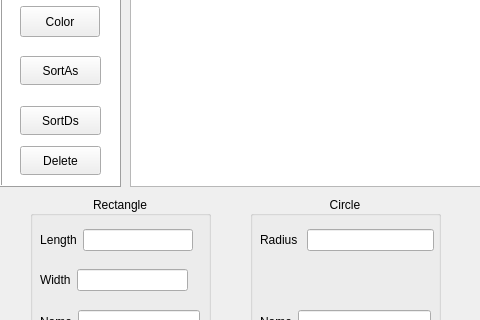
This is mainwindow.ui in joeadham/Paint-application as Qt 5 draws it before an edit; both pictures show x 0 to 480 and y 323 to 643 of the 1060 by 731 pixel window. The edited form follows.
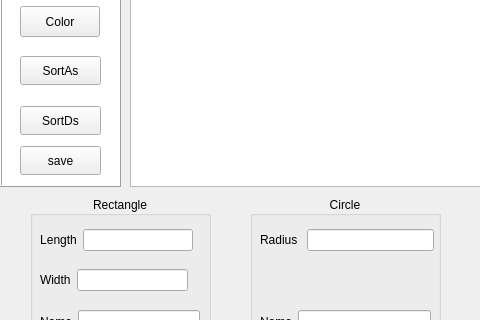
This is the edited form.

Commit message: Save button & close check

```diff
--- a/mainwindow.ui
+++ b/mainwindow.ui
@@ -223,7 +223,7 @@
      </rect>
     </property>
     <property name="text">
-     <string>Delete</string>
+     <string>save</string>
     </property>
    </widget>
    <widget class="QPushButton" name="colorButton">
```
Left out of the diff: 13 changed lines with no effect on the pictures. The commit also changes 2 other files.
